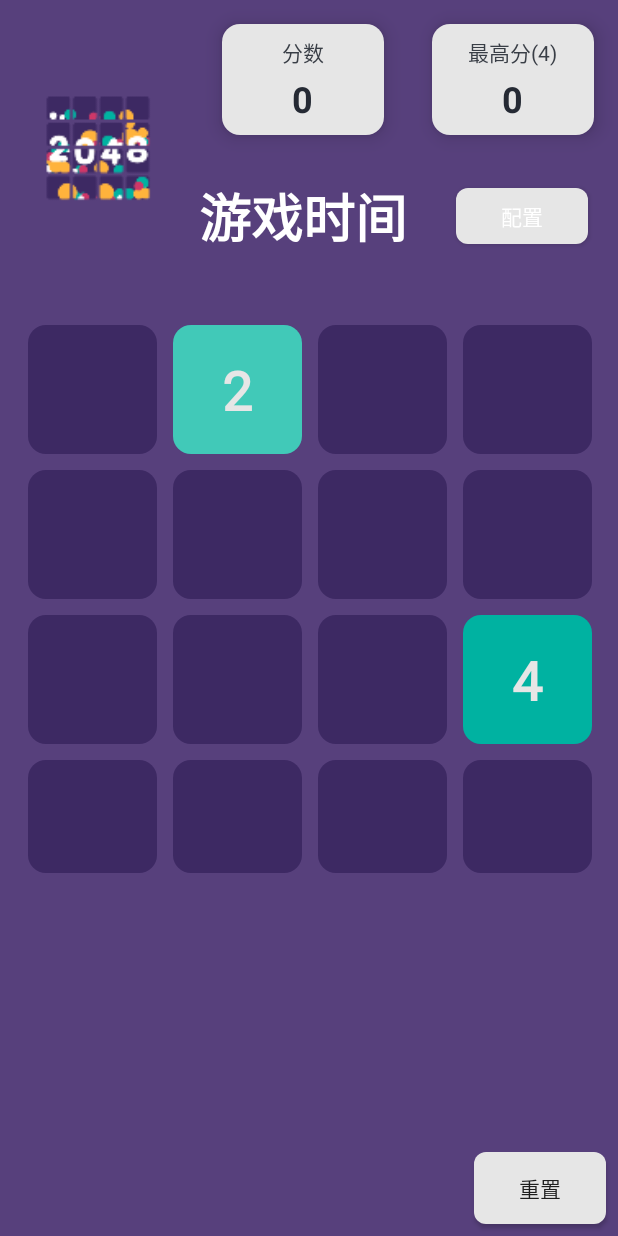
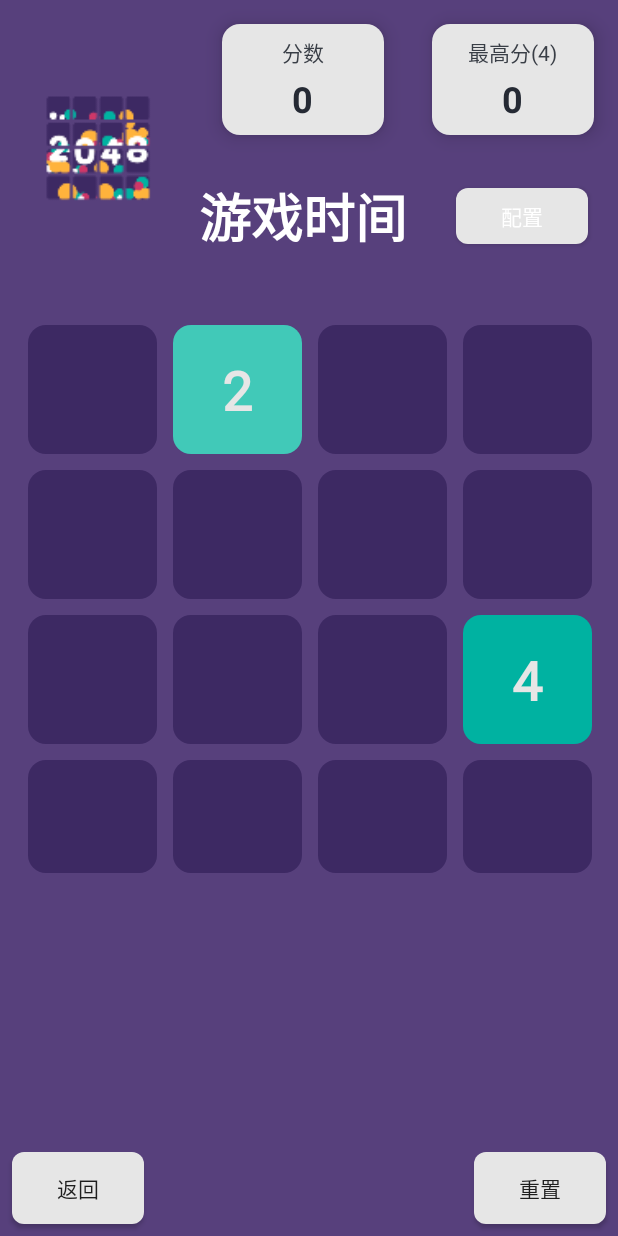
Before and after one commit to HouJie1006/2048, an Android app: the screen it shows after launch (GameActivity), after a tap on "开始游戏", on a phone screen of 412 x 824 dp. Run offline under Robolectric (Android 15) with nearby library versions, the phone set to English and light mode, and no system bars; 1 statement that could not run was skipped.

Commit message:
修改排行榜

```diff
--- a/app/src/main/java/kylec/hj/g2048/GameActivity.java
+++ b/app/src/main/java/kylec/hj/g2048/GameActivity.java
@@ -56,9 +56,9 @@ public class GameActivity extends AppCompatActivity {
     private TextView bestScoresRank;
     private TextView titleDescribe;
     private TextView tvTitle;
+    private Button menu;
     private Button reset;
-    private Button menu;
-    private ImageView cheatStar;
+    private Button back;
     private GameView gameView;
 
     private BroadcastReceiver myReceiver;
@@ -202,9 +202,9 @@ public class GameActivity extends AppCompatActivity {
         bestScoresRank = findViewById(R.id.tv_best_score_rank);
         titleDescribe = findViewById(R.id.tv_title_describe);
         tvTitle = findViewById(R.id.tv_title);
+        menu = findViewById(R.id.btn_option);
         reset = findViewById(R.id.btn_reset);
-        menu = findViewById(R.id.btn_option);
-        cheatStar = findViewById(R.id.iv_show_cheat);
+        back = findViewById(R.id.btn_back);
         gameView = findViewById(R.id.game_view);
 
 
@@ -252,6 +252,8 @@ public class GameActivity extends AppCompatActivity {
         reset.setOnClickListener(v -> showConfirmDialog());
         // 打开菜单
         menu.setOnClickListener(v -> showConfigDialog());
+        //返回登入界面
+        back.setOnClickListener(v-> onBackPressed());
         //共享DataFor2048的数据库（0423）
         try {
             friendContext = this.createPackageContext("com.hj.datafor2048"
--- a/app/src/main/java/kylec/hj/g2048/adapter/ChartsAdapter.java
+++ b/app/src/main/java/kylec/hj/g2048/adapter/ChartsAdapter.java
@@ -69,7 +69,7 @@ public class ChartsAdapter extends RecyclerView.Adapter<ChartsAdapter.ViewHolder
     @Override
     public void onBindViewHolder(@NonNull ViewHolder holder, int position) {
         Gamer gamer = mGamer.get(position);
-        holder.index.setText(String.valueOf(gamer.getId()));
+        holder.index.setText(String.valueOf(position+1));
         holder.score.setText(String.valueOf(gamer.getScore()));
         holder.name.setText(gamer.getName());
         holder.time.setText(gamer.getTime());
--- a/app/src/main/res/layout-v21/activity_main.xml
+++ b/app/src/main/res/layout-v21/activity_main.xml
@@ -172,6 +172,16 @@
         tools:ignore="ContentDescription" />
 
     <Button
+        android:id="@+id/btn_back"
+        android:layout_width="wrap_content"
+        android:layout_height="wrap_content"
+        android:layout_margin="8dp"
+        android:background="@drawable/bg_button_white"
+        android:text="@string/btn_back"
+        app:layout_constraintBottom_toBottomOf="parent"
+        app:layout_constraintStart_toStartOf="parent" />
+
+    <Button
         android:id="@+id/btn_reset"
         android:layout_width="wrap_content"
         android:layout_height="wrap_content"
--- a/app/src/main/res/layout/activity_main.xml
+++ b/app/src/main/res/layout/activity_main.xml
@@ -171,6 +171,16 @@
         tools:ignore="ContentDescription" />
 
     <Button
+        android:id="@+id/btn_back"
+        android:layout_width="wrap_content"
+        android:layout_height="wrap_content"
+        android:layout_margin="8dp"
+        android:background="@drawable/bg_button_white"
+        android:text="@string/btn_back"
+        app:layout_constraintBottom_toBottomOf="parent"
+        app:layout_constraintStart_toStartOf="parent" />
+
+    <Button
         android:id="@+id/btn_reset"
         android:layout_width="wrap_content"
         android:layout_height="wrap_content"
```
